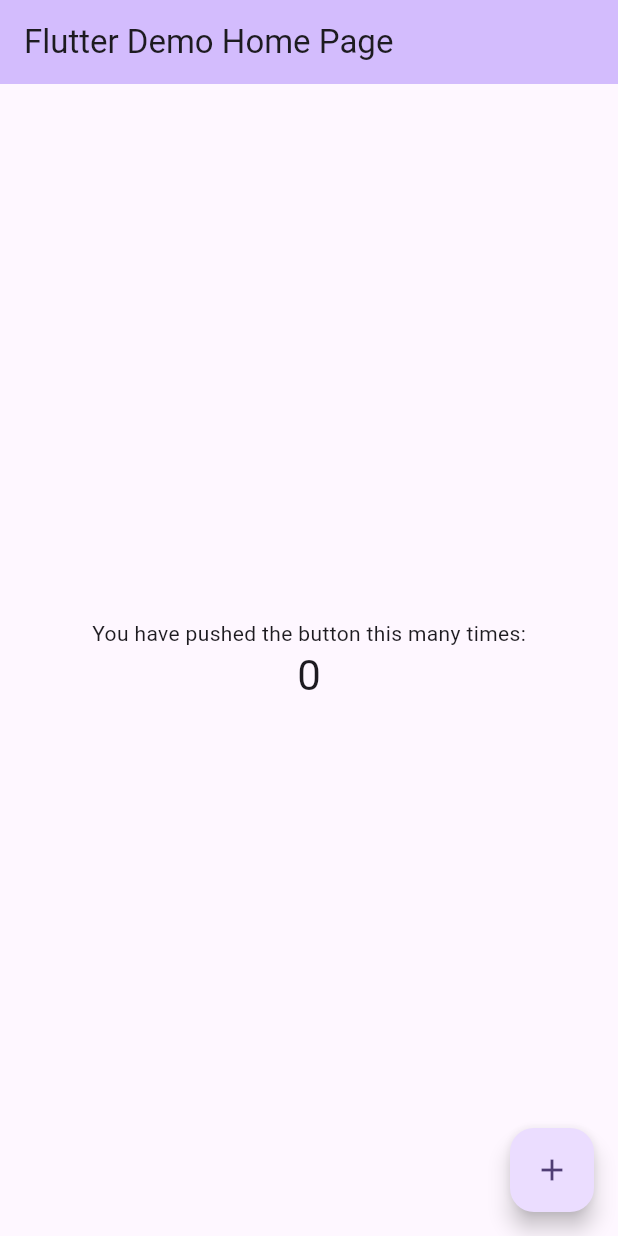
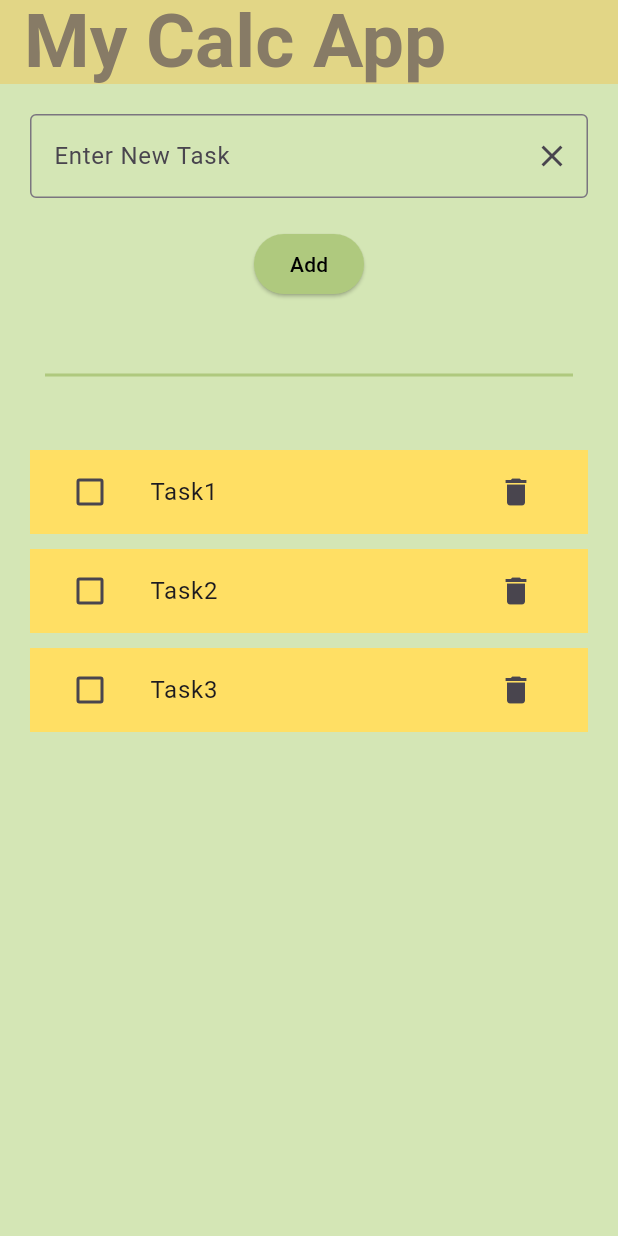
Before and after one commit to williams-esthera/task_manager, a Flutter app: the screen it shows after launch, on a phone screen of 412 x 824 dp. Run offline on Flutter 3.47's test engine with Material 3 defaults, Android fonts, the phone set to English and light mode, and no system bars; our stand-ins replace math_expressions.

Commit message:
Create basic user interface, input field, add button, test list view, checkbox and delete button [no functionality]

```diff
--- a/lib/main.dart
+++ b/lib/main.dart
@@ -1,4 +1,5 @@
 import 'package:flutter/material.dart';
+import 'package:math_expressions/math_expressions.dart';
 
 void main() {
   runApp(const MyApp());
@@ -11,41 +12,17 @@ class MyApp extends StatelessWidget {
   @override
   Widget build(BuildContext context) {
     return MaterialApp(
-      title: 'Flutter Demo',
+      title: 'My Calc App',
       theme: ThemeData(
-        // This is the theme of your application.
-        //
-        // TRY THIS: Try running your application with "flutter run". You'll see
-        // the application has a purple toolbar. Then, without quitting the app,
-        // try changing the seedColor in the colorScheme below to Colors.green
-        // and then invoke "hot reload" (save your changes or press the "hot
-        // reload" button in a Flutter-supported IDE, or press "r" if you used
-        // the command line to start the app).
-        //
-        // Notice that the counter didn't reset back to zero; the application
-        // state is not lost during the reload. To reset the state, use hot
-        // restart instead.
-        //
-        // This works for code too, not just values: Most code changes can be
-        // tested with just a hot reload.
         colorScheme: ColorScheme.fromSeed(seedColor: Colors.deepPurple),
       ),
-      home: const MyHomePage(title: 'Flutter Demo Home Page'),
+      home: const MyHomePage(title: 'My Calc App'),
     );
   }
 }
 
 class MyHomePage extends StatefulWidget {
   const MyHomePage({super.key, required this.title});
-
-  // This widget is the home page of your application. It is stateful, meaning
-  // that it has a State object (defined below) that contains fields that affect
-  // how it looks.
-
-  // This class is the configuration for the state. It holds the values (in this
-  // case the title) provided by the parent (in this case the App widget) and
-  // used by the build method of the State. Fields in a Widget subclass are
-  // always marked "final".
 
   final String title;
 
@@ -54,69 +31,112 @@ class MyHomePage extends StatefulWidget {
 }
 
 class _MyHomePageState extends State<MyHomePage> {
-  int _counter = 0;
+  Color background = Color(0xFFD4E6B5);
+  Color background2 = Color(0xFFE2D686);
+  Color accent1 = Color(0xFFAFC97E);
+  Color accent2 = Color(0xFFFFDF64);
+  Color text = Color(0xFF877B66);
+  Color text2 = Colors.black;
 
-  void _incrementCounter() {
-    setState(() {
-      // This call to setState tells the Flutter framework that something has
-      // changed in this State, which causes it to rerun the build method below
-      // so that the display can reflect the updated values. If we changed
-      // _counter without calling setState(), then the build method would not be
-      // called again, and so nothing would appear to happen.
-      _counter++;
-    });
+  //keeps track of what the user types
+  final _textController = TextEditingController();
+  bool? isChecked = false;
+  String userTask = '';
+  List taskList = ["Task1", "Task2", "Task3"];
+
+  void addTask(String text) {
+    //code for adding new task
   }
+
+  void deleteTask() {}
+
+  void checkTask() {}
 
   @override
   Widget build(BuildContext context) {
-    // This method is rerun every time setState is called, for instance as done
-    // by the _incrementCounter method above.
-    //
-    // The Flutter framework has been optimized to make rerunning build methods
-    // fast, so that you can just rebuild anything that needs updating rather
-    // than having to individually change instances of widgets.
     return Scaffold(
       appBar: AppBar(
-        // TRY THIS: Try changing the color here to a specific color (to
-        // Colors.amber, perhaps?) and trigger a hot reload to see the AppBar
-        // change color while the other colors stay the same.
-        backgroundColor: Theme.of(context).colorScheme.inversePrimary,
-        // Here we take the value from the MyHomePage object that was created by
-        // the App.build method, and use it to set our appbar title.
+        backgroundColor: background2,
         title: Text(widget.title),
+        titleTextStyle: TextStyle(
+          // Your custom font
+          fontSize: 50,
+          fontWeight: FontWeight.bold,
+          color: text,
+        ),
       ),
-      body: Center(
-        // Center is a layout widget. It takes a single child and positions it
-        // in the middle of the parent.
+      backgroundColor: background,
+      body: Padding(
+        padding: const EdgeInsets.all(20.0),
         child: Column(
-          // Column is also a layout widget. It takes a list of children and
-          // arranges them vertically. By default, it sizes itself to fit its
-          // children horizontally, and tries to be as tall as its parent.
-          //
-          // Column has various properties to control how it sizes itself and
-          // how it positions its children. Here we use mainAxisAlignment to
-          // center the children vertically; the main axis here is the vertical
-          // axis because Columns are vertical (the cross axis would be
-          // horizontal).
-          //
-          // TRY THIS: Invoke "debug painting" (choose the "Toggle Debug Paint"
-          // action in the IDE, or press "p" in the console), to see the
-          // wireframe for each widget.
-          mainAxisAlignment: MainAxisAlignment.center,
-          children: <Widget>[
-            const Text('You have pushed the button this many times:'),
-            Text(
-              '$_counter',
-              style: Theme.of(context).textTheme.headlineMedium,
+          mainAxisAlignment: MainAxisAlignment.start,
+          children: [
+            //Text Box for New Task
+            TextField(
+              controller: _textController,
+              decoration: InputDecoration(
+                hintText: 'Enter New Task',
+                border: const OutlineInputBorder(),
+                suffixIcon: IconButton(
+                  onPressed: () {
+                    _textController.clear();
+                  },
+                  icon: const Icon(Icons.clear),
+                ),
+              ),
+            ),
+            SizedBox(height: 20),
+            //Add Button
+            ElevatedButton(
+              onPressed: () {
+                addTask(_textController.text);
+              },
+              style: ElevatedButton.styleFrom(backgroundColor: accent1),
+              child: Text("Add", style: TextStyle(color: text2)),
+            ),
+            Divider(
+              height: 100,
+              color: accent1,
+              thickness: 2,
+              indent: 10,
+              endIndent: 10,
+            ),
+            //ListView
+            Expanded(
+              child: ListView.separated(
+                itemCount: taskList.length,
+                itemBuilder: (BuildContext context, int index) {
+                  bool? taskChecked = false;
+                  return ListTile(
+                    title: Text(taskList[index]),
+                    tileColor: accent2,
+                    onTap: () {},
+                    leading: Checkbox(
+                      value: taskChecked,
+                      activeColor: accent2,
+                      tristate: true,
+                      onChanged: (checked) {
+                        setState(() {
+                          taskChecked = checked;
+                        });
+                      },
+                    ),
+                    trailing: IconButton(
+                      onPressed: () {
+                        deleteTask();
+                      },
+                      icon: Icon(Icons.delete),
+                    ),
+                  );
+                },
+                separatorBuilder:
+                    (BuildContext context, int index) =>
+                        const SizedBox(height: 10),
+              ),
             ),
           ],
         ),
       ),
-      floatingActionButton: FloatingActionButton(
-        onPressed: _incrementCounter,
-        tooltip: 'Increment',
-        child: const Icon(Icons.add),
-      ), // This trailing comma makes auto-formatting nicer for build methods.
     );
   }
 }
```
Also changed, not shown: pubspec.yaml (+4 -19 lines), pubspec.lock.
